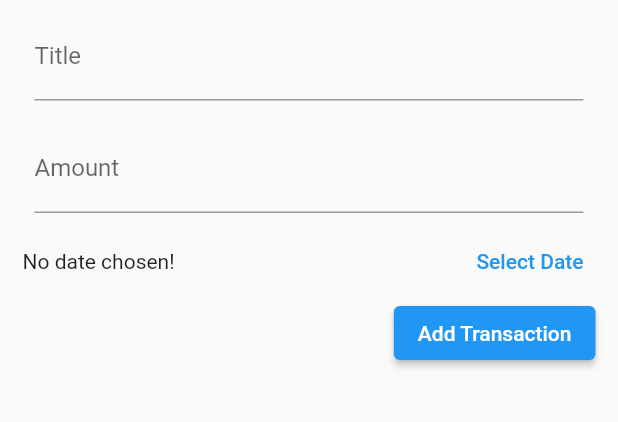
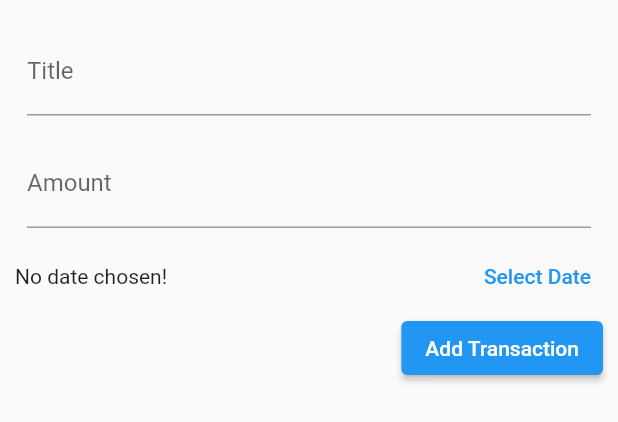
Before and after one commit to Hhanri/personal_expenses_app, a Flutter app: the AddTransactionWidget widget shown alone on an empty page, opened directly with empty values, on a phone screen of 412 x 824 dp. Shown: the top 422 px of the screen. Run offline on Flutter 3.47's test engine with Material 2 defaults, Android fonts, the phone set to English and light mode, and no system bars.

Commit message:
responsive design

```diff
--- a/lib/widgets/add_transaction_widget.dart
+++ b/lib/widgets/add_transaction_widget.dart
@@ -31,8 +31,14 @@ class _AddTransactionWidgetState extends State<AddTransactionWidget> {
 
   @override
   Widget build(BuildContext context) {
-    return Padding(
-      padding: const EdgeInsets.symmetric(horizontal: 15.0),
+    return SingleChildScrollView(
+      child: Padding(
+        padding: EdgeInsets.only(
+          top: 10,
+          left: 10,
+          right: 10,
+          bottom: MediaQuery.of(context).viewInsets.bottom + 10
+        ),
         child: Column(
           crossAxisAlignment: CrossAxisAlignment.end,
           children: [
@@ -54,6 +60,7 @@ class _AddTransactionWidgetState extends State<AddTransactionWidget> {
             )
           ],
         ),
+      ),
     );
   }
 }
```
Also changed, not shown: lib/main.dart (+6 -16 lines), lib/views/landscape_view.dart (added, +31 -0 lines), lib/views/no_transaction_view.dart (added, +21 -0 lines), lib/views/portrait_view.dart (added, +27 -0 lines), lib/widgets/chart_widget.dart (+5 -2 lines), lib/widgets/no_transaction_widget.dart (deleted, +0 -19 lines). Lines whose indentation alone changed are shown as unchanged.
